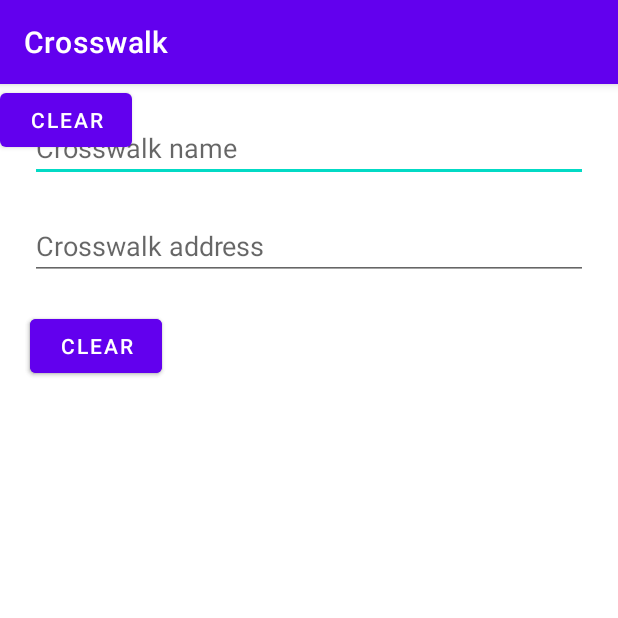
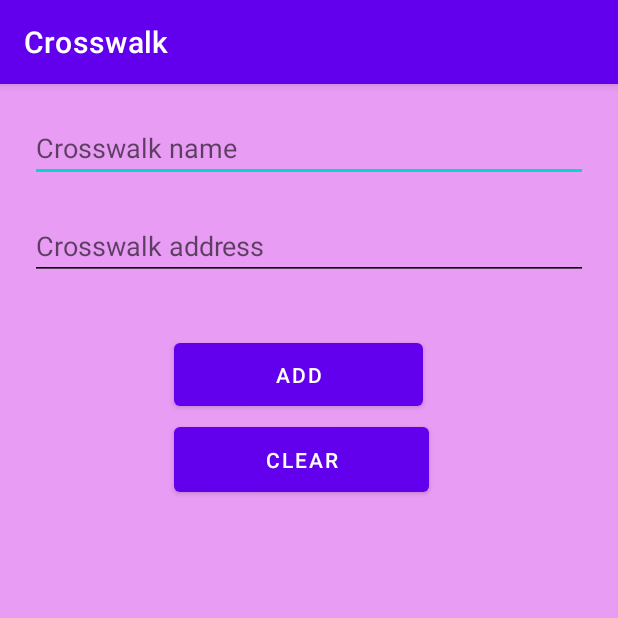
Before and after one commit to tarvoscsuf/test, an Android app: the screen it shows after launch (MainActivity), after a tap on "ADD", on a phone screen of 412 x 824 dp, the top half of it. Run offline under Robolectric (Android 15) with nearby library versions, the phone set to English and light mode, and no system bars.

Commit message:
Fin 2.24

```diff
--- a/app/src/main/java/edu/fullerton/ecs/mdap/crosswalk/MainActivity.kt
+++ b/app/src/main/java/edu/fullerton/ecs/mdap/crosswalk/MainActivity.kt
@@ -17,14 +17,19 @@ class MainActivity : AppCompatActivity() {
 
         val addButton: Button = findViewById(R.id.add)
         addButton.setOnClickListener {
-            val toast = Toast.makeText(this, "Adding ${name.text} @ ${(address.text)}", Toast.LENGTH_SHORT)
+            // val toast = Toast.makeText(this, "Adding ${name.text}.", Toast.LENGTH_SHORT)  || Old, used for one address
+            val toast = Toast.makeText(this, "Adding ${name.text} @ ${(address.text)}", Toast.LENGTH_SHORT) // adds intersection
             toast.show()
 
         }
+        val clearButton: Button = findViewById(R.id.clear)
         clearButton.setOnClickListener {
-            val toast = Toast.makeText(this, "Clearing Fields!", Toast.LENGTH_SHORT)
+            val toast = Toast.makeText(this, "Clearing Fields!", Toast.LENGTH_SHORT) // mounts clear, adds toast when used
+            address.setText(null) // archaic way derrived from Java, uses default setters to override as NULL
+            name.setText(null)
             toast.show()
 
         }
+
     }
 }
--- a/app/src/main/res/layout/activity_main.xml
+++ b/app/src/main/res/layout/activity_main.xml
@@ -4,6 +4,7 @@
     xmlns:tools="http://schemas.android.com/tools"
     android:layout_width="match_parent"
     android:layout_height="match_parent"
+    android:background="#E89CF4"
     tools:context=".MainActivity">
 
     <EditText
@@ -23,20 +24,20 @@
 
     <Button
         android:id="@+id/add"
-        android:layout_width="wrap_content"
-        android:layout_height="wrap_content"
-        android:layout_marginStart="20dp"
-        android:layout_marginTop="20dp"
+        android:layout_width="166dp"
+        android:layout_height="54dp"
+        android:layout_marginStart="116dp"
+        android:layout_marginTop="36dp"
         android:text="Add"
         app:layout_constraintStart_toStartOf="parent"
         app:layout_constraintTop_toBottomOf="@+id/address" />
 
     <Button
         android:id="@+id/clear"
-        android:layout_width="wrap_content"
-        android:layout_height="wrap_content"
-        android:layout_marginStart="20dp"
-        android:layout_marginTop="20dp"
+        android:layout_width="170dp"
+        android:layout_height="55dp"
+        android:layout_marginStart="116dp"
+        android:layout_marginTop="92dp"
         android:text="Clear"
         app:layout_constraintStart_toStartOf="parent"
         app:layout_constraintTop_toBottomOf="@+id/address" />
@@ -48,6 +49,7 @@
         android:layout_marginStart="20dp"
         android:layout_marginTop="20dp"
         android:layout_marginEnd="20dp"
+        android:backgroundTint="#000000"
         android:ems="10"
         android:hint="Crosswalk address"
         android:inputType="textPostalAddress"
@@ -56,12 +58,4 @@
         app:layout_constraintStart_toStartOf="parent"
         app:layout_constraintTop_toBottomOf="@+id/name" />
 
-    <Button
-        android:id="@+id/button"
-        android:layout_width="wrap_content"
-        android:layout_height="wrap_content"
-        android:text="Clear"
-        tools:layout_editor_absoluteX="116dp"
-        tools:layout_editor_absoluteY="153dp" />
-
 </androidx.constraintlayout.widget.ConstraintLayout>
```
